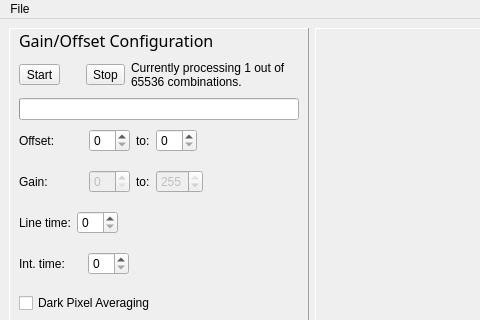
WasatchPhotonics/Barbecue, file barbecue/ui/GainOffset.ui: the form before one commit; both pictures show x 0 to 480 and y 0 to 320 of the 1070 by 680 pixel window.
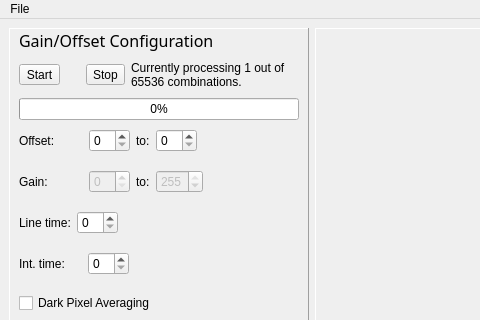
The form after the commit. Icons and pictures are not drawn.

The edit to the form file:
```diff
--- a/barbecue/ui/GainOffset.ui
+++ b/barbecue/ui/GainOffset.ui
@@ -160,7 +160,7 @@
           <number>0</number>
          </property>
          <property name="textVisible">
-          <bool>false</bool>
+          <bool>true</bool>
          </property>
          <property name="orientation">
           <enum>Qt::Horizontal</enum>
```
